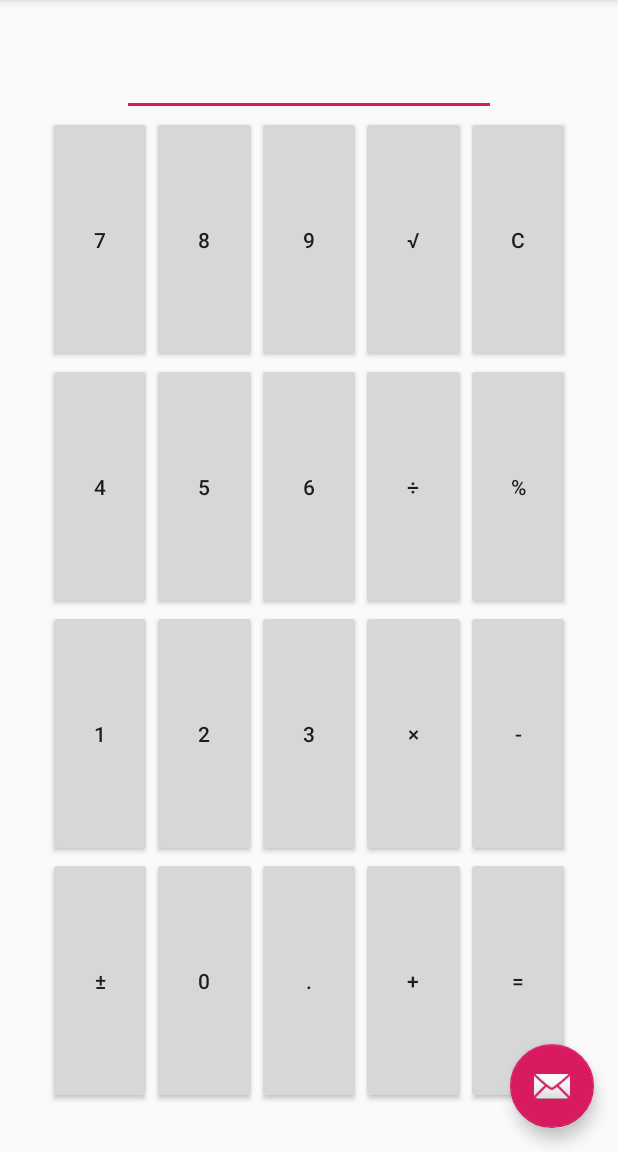
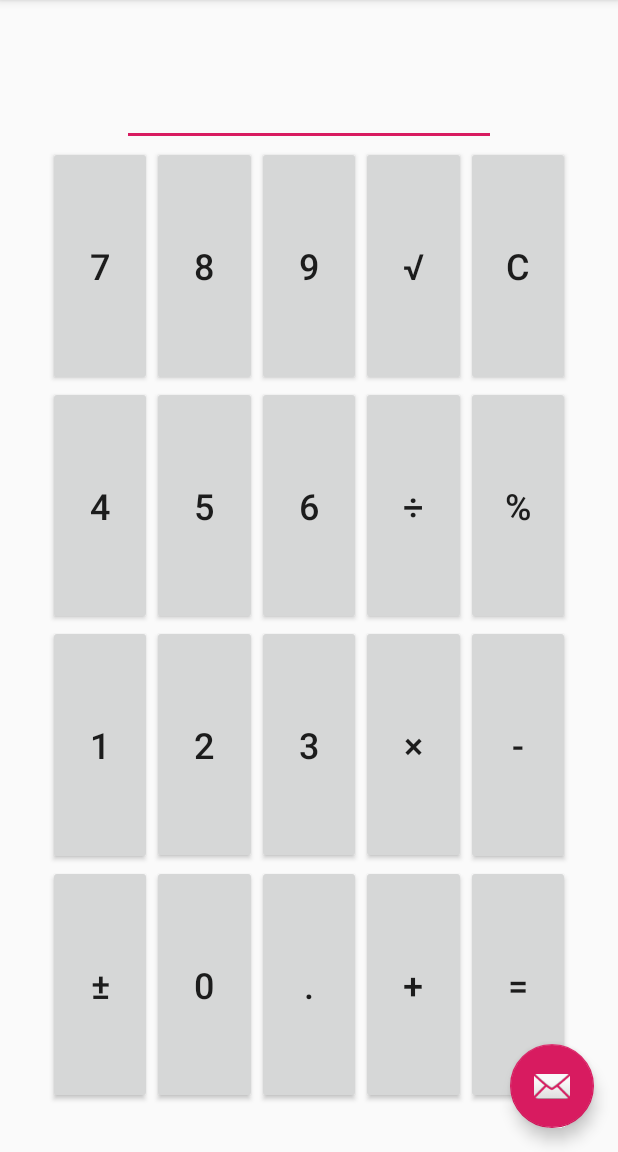
Before and after one commit to MatthewSMinor/CalculatorAndroidApp, an Android app: the screen it shows after launch (MainActivity), on a phone screen of 412 x 824 dp, the part 84-1236 px from its top. Run offline under Robolectric (Android 15) with nearby library versions, the phone set to English and light mode, and no system bars.

Commit message:
Added sqare root functionality and SOME error handling.

```diff
--- a/app/src/main/res/layout/content_main.xml
+++ b/app/src/main/res/layout/content_main.xml
@@ -14,6 +14,7 @@
         android:layout_height="0dp"
         android:onClick="btnDivideClicked"
         android:text="@string/divide"
+        android:textSize="24sp"
         app:layout_constraintBottom_toTopOf="@+id/btnMultiply"
         app:layout_constraintEnd_toStartOf="@+id/btnPercent"
         app:layout_constraintHorizontal_bias="0.5"
@@ -26,6 +27,7 @@
         android:layout_height="0dp"
         android:onClick="btnPercentClicked"
         android:text="@string/percent"
+        android:textSize="24sp"
         app:layout_constraintBottom_toTopOf="@+id/btnMinus"
         app:layout_constraintEnd_toStartOf="@+id/guideline5"
         app:layout_constraintHorizontal_bias="0.5"
@@ -38,6 +40,7 @@
         android:layout_height="0dp"
         android:onClick="btnEqualClicked"
         android:text="@string/equal"
+        android:textSize="24sp"
         app:layout_constraintBottom_toTopOf="@+id/guideline7"
         app:layout_constraintEnd_toStartOf="@+id/guideline5"
         app:layout_constraintHorizontal_bias="0.5"
@@ -50,6 +53,7 @@
         android:layout_height="0dp"
         android:onClick="btnMinusClicked"
         android:text="@string/subtract"
+        android:textSize="24sp"
         app:layout_constraintBottom_toTopOf="@+id/btnEqual"
         app:layout_constraintEnd_toStartOf="@+id/guideline5"
         app:layout_constraintHorizontal_bias="0.5"
@@ -62,6 +66,7 @@
         android:layout_height="0dp"
         android:onClick="btnClearClicked"
         android:text="@string/clear"
+        android:textSize="24sp"
         app:layout_constraintBottom_toTopOf="@+id/btnPercent"
         app:layout_constraintEnd_toStartOf="@+id/guideline5"
         app:layout_constraintHorizontal_bias="0.5"
@@ -74,6 +79,7 @@
         android:layout_height="0dp"
         android:onClick="btnPlusClicked"
         android:text="@string/plus"
+        android:textSize="24sp"
         app:layout_constraintBottom_toTopOf="@+id/guideline7"
         app:layout_constraintEnd_toStartOf="@+id/btnEqual"
         app:layout_constraintHorizontal_bias="0.5"
@@ -86,6 +92,7 @@
         android:layout_height="0dp"
         android:onClick="btnMultiplyClicked"
         android:text="@string/multiply"
+        android:textSize="24sp"
         app:layout_constraintBottom_toTopOf="@+id/btnPlus"
         app:layout_constraintEnd_toStartOf="@+id/btnMinus"
         app:layout_constraintHorizontal_bias="0.5"
@@ -96,7 +103,9 @@
         android:id="@+id/btnSqaureRoot"
         android:layout_width="0dp"
         android:layout_height="0dp"
+        android:onClick="btnSqrtClicked"
         android:text="@string/sqrt"
+        android:textSize="24sp"
         app:layout_constraintBottom_toTopOf="@+id/btnDivide"
         app:layout_constraintEnd_toStartOf="@+id/btnClear"
         app:layout_constraintHorizontal_bias="0.5"
@@ -109,6 +118,7 @@
         android:layout_height="0dp"
         android:onClick="btnSixClicked"
         android:text="@string/six"
+        android:textSize="24sp"
         app:layout_constraintBottom_toTopOf="@+id/btnThree"
         app:layout_constraintEnd_toStartOf="@+id/btnDivide"
         app:layout_constraintHorizontal_bias="0.5"
@@ -121,6 +131,7 @@
         android:layout_height="0dp"
         android:onClick="btnDecimalClicked"
         android:text="@string/decimal"
+        android:textSize="24sp"
         app:layout_constraintBottom_toTopOf="@+id/guideline7"
         app:layout_constraintEnd_toStartOf="@+id/btnPlus"
         app:layout_constraintHorizontal_bias="0.5"
@@ -133,6 +144,7 @@
         android:layout_height="0dp"
         android:onClick="btnThreeClicked"
         android:text="@string/three"
+        android:textSize="24sp"
         app:layout_constraintBottom_toTopOf="@+id/btnDecimal"
         app:layout_constraintEnd_toStartOf="@+id/btnMultiply"
         app:layout_constraintHorizontal_bias="0.5"
@@ -145,6 +157,7 @@
         android:layout_height="0dp"
         android:onClick="btnNineClicked"
         android:text="@string/nine"
+        android:textSize="24sp"
         app:layout_constraintBottom_toTopOf="@+id/btnSix"
         app:layout_constraintEnd_toStartOf="@+id/btnSqaureRoot"
         app:layout_constraintHorizontal_bias="0.5"
@@ -157,6 +170,7 @@
         android:layout_height="0dp"
         android:onClick="btnFiveClicked"
         android:text="@string/five"
+        android:textSize="24sp"
         app:layout_constraintBottom_toTopOf="@+id/btnTwo"
         app:layout_constraintEnd_toStartOf="@+id/btnSix"
         app:layout_constraintHorizontal_bias="0.5"
@@ -169,6 +183,7 @@
         android:layout_height="0dp"
         android:onClick="btnZeroClicked"
         android:text="@string/zero"
+        android:textSize="24sp"
         app:layout_constraintBottom_toTopOf="@+id/guideline7"
         app:layout_constraintEnd_toStartOf="@+id/btnDecimal"
         app:layout_constraintHorizontal_bias="0.5"
@@ -181,6 +196,7 @@
         android:layout_height="0dp"
         android:onClick="btnTwoClicked"
         android:text="@string/two"
+        android:textSize="24sp"
         app:layout_constraintBottom_toTopOf="@+id/btnZero"
         app:layout_constraintEnd_toStartOf="@+id/btnThree"
         app:layout_constraintHorizontal_bias="0.5"
@@ -193,6 +209,7 @@
         android:layout_height="0dp"
         android:onClick="btnEightClicked"
         android:text="@string/eight"
+        android:textSize="24sp"
         app:layout_constraintBottom_toTopOf="@+id/btnFive"
         app:layout_constraintEnd_toStartOf="@+id/btnNine"
         app:layout_constraintHorizontal_bias="0.5"
@@ -232,6 +249,7 @@
         android:layout_width="0dp"
         android:layout_height="0dp"
         android:text="@string/posNeg"
+        android:textSize="24sp"
         app:layout_constraintBottom_toTopOf="@+id/guideline7"
         app:layout_constraintEnd_toStartOf="@+id/btnZero"
         app:layout_constraintHorizontal_bias="0.5"
@@ -244,6 +262,7 @@
         android:layout_height="0dp"
         android:onClick="btnOneClicked"
         android:text="@string/one"
+        android:textSize="24sp"
         app:layout_constraintBottom_toTopOf="@+id/btnPosNeg"
         app:layout_constraintEnd_toStartOf="@+id/btnTwo"
         app:layout_constraintHorizontal_bias="0.5"
@@ -260,7 +279,8 @@
         app:layout_constraintEnd_toStartOf="@+id/btnFive"
         app:layout_constraintHorizontal_bias="0.5"
         app:layout_constraintStart_toEndOf="@+id/guideline4"
-        app:layout_constraintTop_toBottomOf="@+id/btnSeven" />
+        app:layout_constraintTop_toBottomOf="@+id/btnSeven"
+        android:textSize="24sp" />
 
     <Button
         android:id="@+id/btnSeven"
@@ -268,6 +288,7 @@
         android:layout_height="0dp"
         android:onClick="btnSevenClicked"
         android:text="@string/seven"
+        android:textSize="24sp"
         app:layout_constraintBottom_toTopOf="@+id/btnFour"
         app:layout_constraintEnd_toStartOf="@+id/btnEight"
         app:layout_constraintHorizontal_bias="0.5"
@@ -277,14 +298,16 @@
     <EditText
         android:id="@+id/editText"
         android:layout_width="249dp"
-        android:layout_height="wrap_content"
+        android:layout_height="65dp"
         android:ems="10"
+        android:importantForAutofill="no"
         android:inputType="text"
+        android:textSize="24sp"
         app:layout_constraintBottom_toTopOf="@+id/btnClear"
         app:layout_constraintEnd_toStartOf="@+id/guideline5"
         app:layout_constraintHorizontal_bias="0.5"
         app:layout_constraintStart_toEndOf="@+id/guideline4"
         app:layout_constraintTop_toBottomOf="@+id/guideline6"
-        android:importantForAutofill="no" tools:targetApi="o"/>
+        tools:targetApi="o" />
 
 </android.support.constraint.ConstraintLayout>
```
Also changed, not shown: app/src/main/java/com/example/matts/calculator/MainActivity.java (+32 -1 lines).
